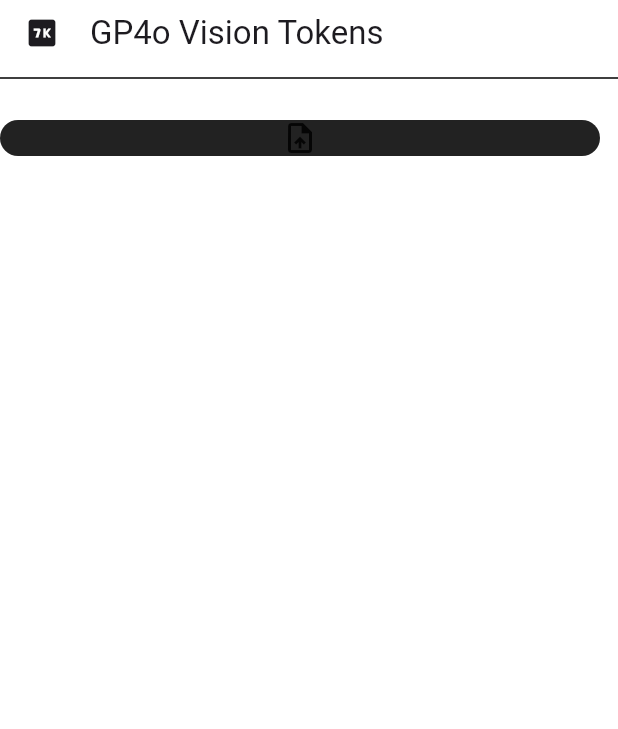
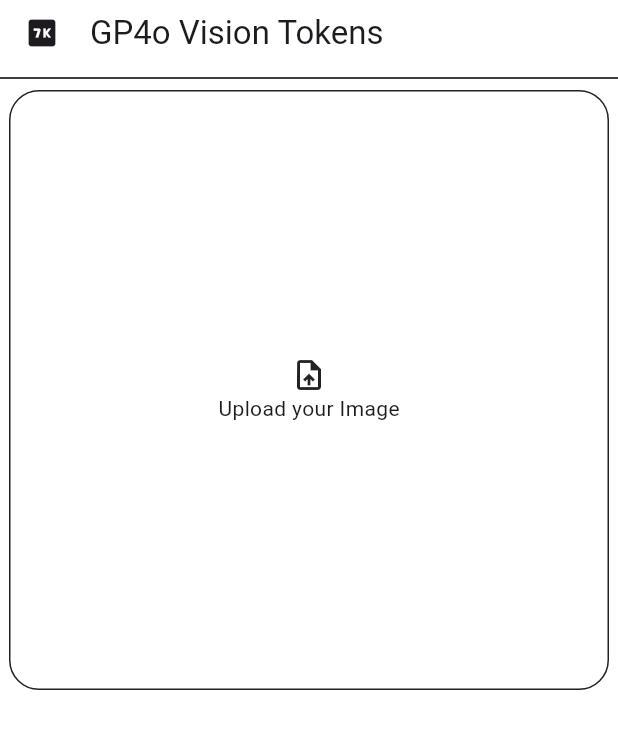
Before and after one commit to ThatLinuxGuyYouKnow/gpt4o-vision-token-calculator, a Flutter app: the screen it shows after launch, on a phone screen of 412 x 824 dp. Shown: the top 729 px of the screen. Run offline on Flutter 3.47's test engine with Material 3 defaults, Android fonts, the phone set to English and light mode, and no system bars; missing offline and left inert: dart:html.

Commit message:
feature: updated UI

```diff
--- a/lib/mainScreen.dart
+++ b/lib/mainScreen.dart
@@ -26,21 +26,28 @@ class Mainscreen extends StatelessWidget {
               color: Colors.black,
             )),
       ),
-      body: Column(
+      body: Center(
+        child: Column(
           children: [
-          SizedBox(
-            height: 20,
-          ),
             Container(
+              height: 400,
               decoration: BoxDecoration(
-                color: Colors.black87, borderRadius: BorderRadius.circular(20)),
+                  border: Border.all(color: Colors.black87),
+                  borderRadius: BorderRadius.circular(20)),
               width: isSmallScreenHeight ? 200 : 400,
               child: Center(
-              child: Icon(Icons.upload_file),
+                child: Column(
+                  mainAxisAlignment: MainAxisAlignment.center,
+                  children: [
+                    Icon(Icons.upload_file),
+                    Text('Upload your Image')
+                  ],
+                ),
               ),
             )
           ],
         ),
+      ),
     );
   }
 }
```
Lines whose indentation alone changed are shown as unchanged.
